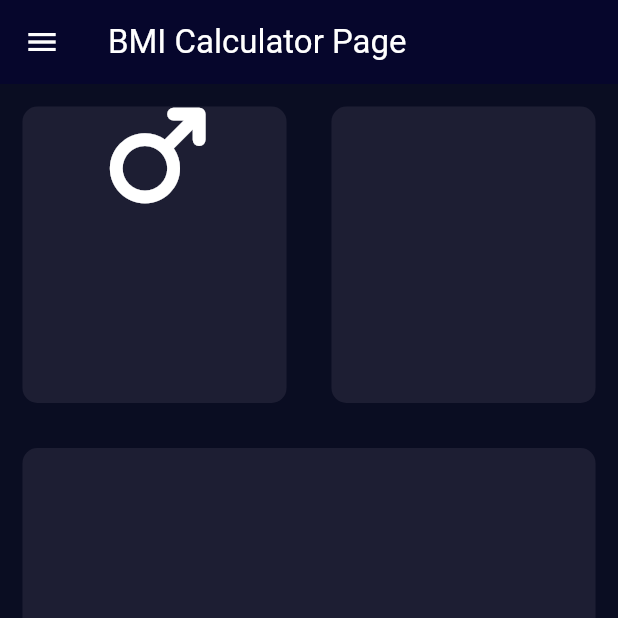
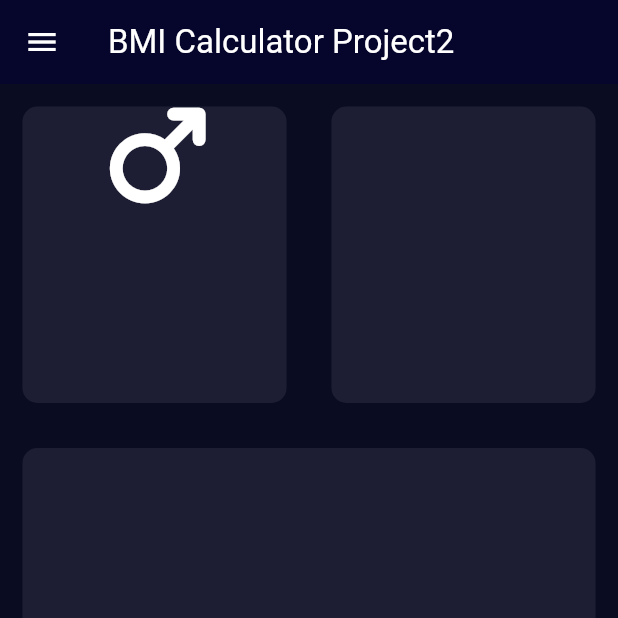
Before and after one commit to ElyasAhmadi786/simple-project-collection, a Flutter app: the InputPage screen opened directly, on a phone screen of 412 x 824 dp, the top half of it. Run offline on Flutter 3.47's test engine with Material 3 defaults, Android fonts, the phone set to English and light mode, and no system bars; our stand-ins replace font_awesome_flutter.

Commit message:
Update project2.dart

```diff
--- a/flutter_application_1/lib/pages/project2.dart
+++ b/flutter_application_1/lib/pages/project2.dart
@@ -38,7 +38,7 @@ class _InputPageState extends State<InputPage> {
       appBar: AppBar(
         iconTheme: IconThemeData(color: Colors.white),
         title: const Text(
-          "BMI Calculator Page",
+          "BMI Calculator Project2",
           style: TextStyle(color: Colors.white),
         ),
         backgroundColor: Color(0xFF06062C),
```
